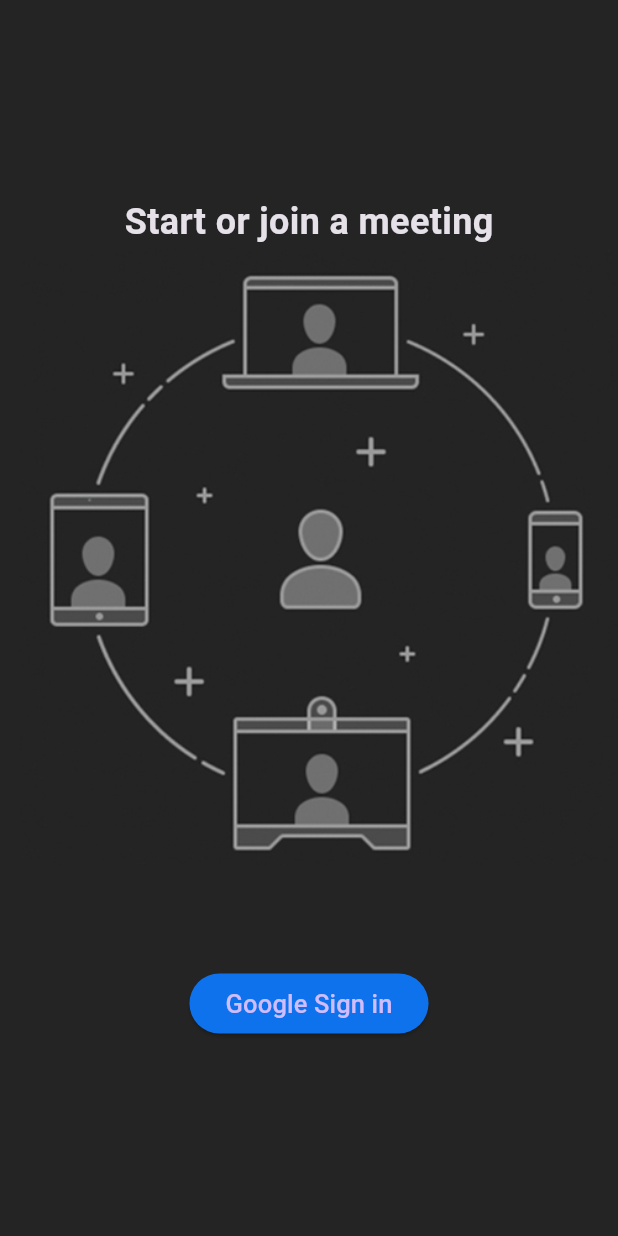
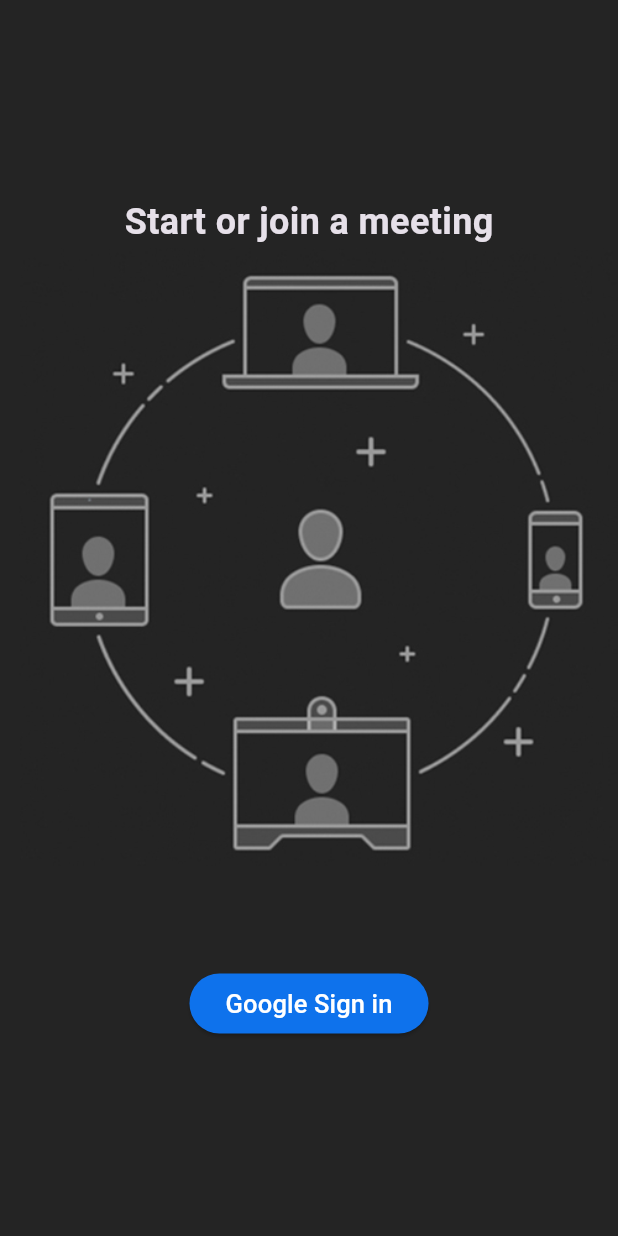
Before and after one commit to NeilBanerjee2002/Zoom_Clone, a Flutter app: the screen it shows after launch, on a phone screen of 412 x 824 dp. Run offline on Flutter 3.47's test engine with Material 3 defaults, Android fonts, the phone set to English and light mode, and no system bars; our stand-ins replace cloud_firestore, firebase_auth, firebase_core, google_sign_in; accounts and stored records are empty.

```diff
--- a/lib/Widgets/custom_button.dart
+++ b/lib/Widgets/custom_button.dart
@@ -8,6 +8,6 @@ class Custom_Button extends StatelessWidget {
 
   @override
   Widget build(BuildContext context) {
-    return ElevatedButton(onPressed: onpressed, child: Text(text, style: TextStyle(fontSize: 17),),style: ElevatedButton.styleFrom(backgroundColor: buttonColor),);
+    return ElevatedButton(onPressed: onpressed, child: Text(text, style: TextStyle(fontSize: 17,color: Colors.white),),style: ElevatedButton.styleFrom(backgroundColor: buttonColor),);
   }
 }
--- a/lib/main.dart
+++ b/lib/main.dart
@@ -1,9 +1,9 @@
 import 'package:firebase_core/firebase_core.dart';
 import 'package:flutter/material.dart';
+import 'package:zoom_clone/resources/auth_methods.dart';
 import 'package:zoom_clone/screens/home_screen.dart';
 import 'package:zoom_clone/screens/login_screen.dart';
 import 'package:zoom_clone/utils/colors.dart';
-
 
 void main() async {
   WidgetsFlutterBinding.ensureInitialized();
@@ -23,11 +23,22 @@ class MyApp extends StatelessWidget {
       theme: ThemeData.dark().copyWith(
         scaffoldBackgroundColor: backgroundColor
       ),
-      home: const Login_Screen(),
       routes: {
         '/login': (context) => const Login_Screen(),
-        '/home': (context) => const HomeScreen()
+        '/home': (context) =>const HomeScreen()
       },
+      home: StreamBuilder(
+        stream: Auth_Methods().authchanges,
+        builder: (context, snapshot){
+          if(snapshot.connectionState == ConnectionState.waiting){
+            return const Center(child: CircularProgressIndicator());
+          }
+          if(snapshot.hasData){
+            return const HomeScreen();
+          }
+          return const Login_Screen();
+        },
+      ),
     );
   }
 }
--- a/lib/resources/auth_methods.dart
+++ b/lib/resources/auth_methods.dart
@@ -7,6 +7,8 @@ import 'package:zoom_clone/utils/showsnakbar.dart';
 class Auth_Methods{
   final FirebaseAuth _auth = FirebaseAuth.instance;
   final FirebaseFirestore _firestore = FirebaseFirestore.instance;
+
+  Stream<User?> get authchanges => _auth.authStateChanges();
 
   Future<bool> sign_in_with_google(BuildContext context)async {
     bool res = false;
--- a/lib/screens/login_screen.dart
+++ b/lib/screens/login_screen.dart
@@ -1,6 +1,7 @@
 import 'package:flutter/material.dart';
 import 'package:zoom_clone/Widgets/custom_button.dart';
 import 'package:zoom_clone/resources/auth_methods.dart';
+import 'package:zoom_clone/main.dart';
 
 class Login_Screen extends StatefulWidget {
   const Login_Screen({super.key});
```
Also changed, not shown: lib/screens/home_screen.dart (+25 -1 lines), 2 other files.
